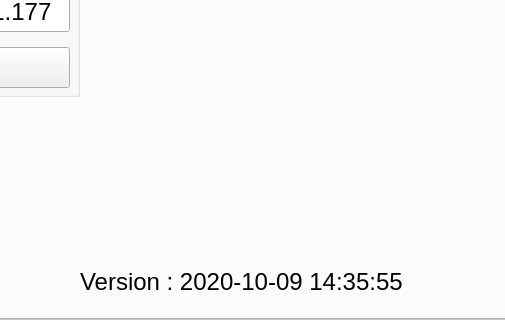
Qt form dc_motor_pc.ui (ahmetcihan/pendulum_controller) before a commit; both pictures show x 172 to 677 and y 160 to 480 of the 800 by 480 pixel window.
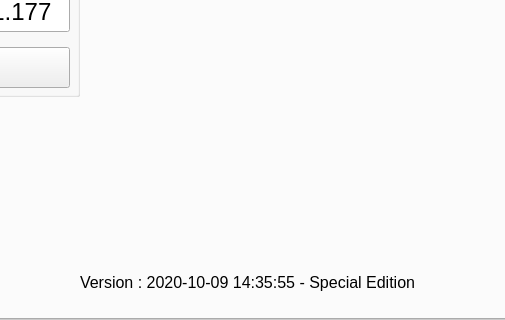
The same form after that commit. The open tabs and pages were chosen to show the change.

Commit message: marshall standard save correction

What changed in the file:
```diff
--- a/dc_motor_pc.ui
+++ b/dc_motor_pc.ui
@@ -15405,13 +15405,13 @@
         </property>
         <property name="font">
          <font>
-          <pointsize>18</pointsize>
+          <pointsize>12</pointsize>
           <weight>50</weight>
           <bold>false</bold>
          </font>
         </property>
         <property name="text">
-         <string notr="true">Version : 2020-10-09 14:35:55</string>
+         <string notr="true">Version : 2020-10-09 14:35:55 - Special Edition</string>
         </property>
         <property name="alignment">
          <set>Qt::AlignLeading|Qt::AlignLeft|Qt::AlignVCenter</set>
```
Left out of the diff: 2 changed lines with no effect on the pictures. The commit also changes 2 other files.
